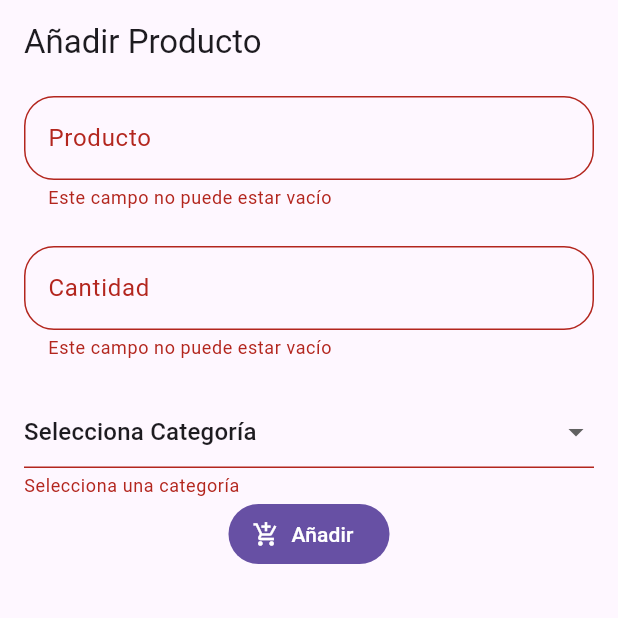
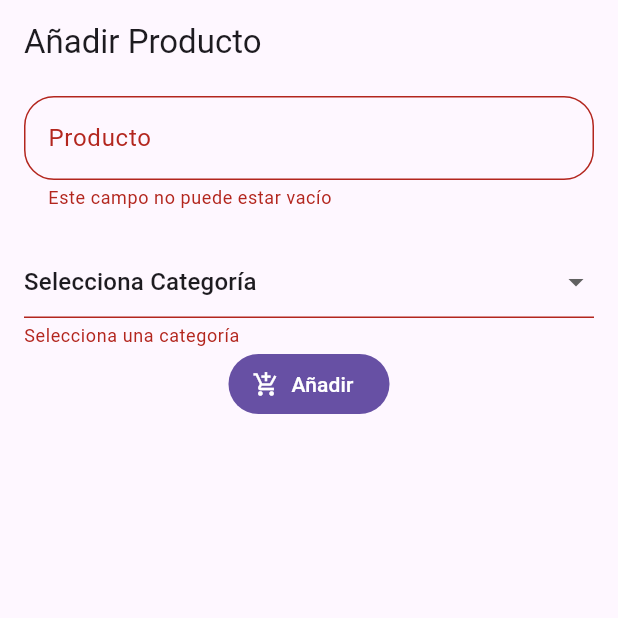
Before and after one commit to FenixXGameplays/to_do_list, a Flutter app: the AddItem screen opened by its route, after a tap on "Añadir", on a phone screen of 412 x 824 dp, the top half of it. Run offline on Flutter 3.47's test engine with Material 3 defaults, Android fonts, the phone set to English and light mode, and no system bars; our stand-ins replace go_router, sqflite; accounts and stored records are empty.

Commit message:
small design fixes and delete category and quantity

```diff
--- a/lib/config/helper/sql_helper.dart
+++ b/lib/config/helper/sql_helper.dart
@@ -8,7 +8,7 @@ class SqlHelper {
     return openDatabase(join(await getDatabasesPath(), 'listacompra.db'),
         onCreate: (db, version) {
       return db.execute(
-          "CREATE TABLE IF NOT EXISTS productos (nombreProducto TEXT, cantidad INTEGER, categoria TEXT)");
+          "CREATE TABLE IF NOT EXISTS productos (nombreProducto TEXT, categoria TEXT)");
     }, version: 1);
   }
 
--- a/lib/infrastucture/model/item.dart
+++ b/lib/infrastucture/model/item.dart
@@ -1,25 +1,21 @@
 class Item {
   final String nameProduct;
-  final int quantity;
   final String category;
 
   Item({
     required this.nameProduct,
-    required this.quantity,
     required this.category,
   });
 
 
       factory Item.fromJson(Map<String, dynamic> json) => Item(
         nameProduct: json["nombreProducto"],
-        quantity: json["cantidad"],
         category: json["categoria"],
 
     );
 
     Map<String, dynamic> toJson() => {
         "nombreProducto": nameProduct,
-        "cantidad": quantity,
         "categoria": category,
 
     };
--- a/lib/presentation/screens/add_item/add_item.dart
+++ b/lib/presentation/screens/add_item/add_item.dart
@@ -47,16 +47,6 @@ class AddItem extends StatelessWidget {
                 },
               ),
               const SizedBox(height: 24),
-              CustoTextFormField(
-                keyboardType: TextInputType.number,
-                label: 'Cantidad',
-                validator: (value) {
-                  if (value!.isEmpty) return "Este campo no puede estar vacío";
-                  quantity = int.parse(value);
-                  return null;
-                },
-              ),
-              const SizedBox(height: 24),
               DropdownButtonFormField(
                 value: optionList[0],
                 items: optionList.map<DropdownMenuItem<String>>((String value) {
@@ -79,7 +69,6 @@ class AddItem extends StatelessWidget {
         if (valid) {
           final item = Item(
               nameProduct: nameProduct,
-              quantity: quantity,
               category: categorySelected);
           context.read<ItemProvider>().addItem(item);
           context.pop();
@@ -117,7 +106,6 @@ class _AddItem extends StatelessWidget {
         if (valid) {
           final item = Item(
               nameProduct: nameProduct,
-              quantity: quantity,
               category: categorySelected);
           context.read<ItemProvider>().addItem(item);
           context.pop();
```
Also changed, not shown: lib/presentation/screens/home/home_view.dart (+5 -19 lines).
